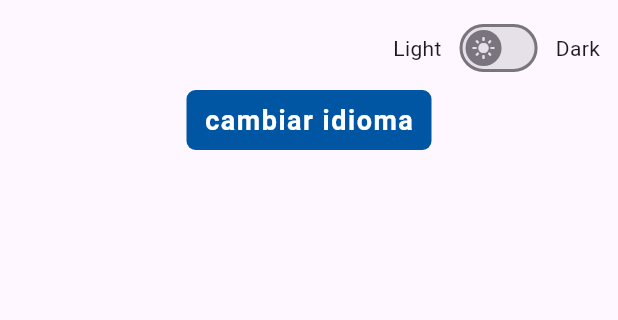
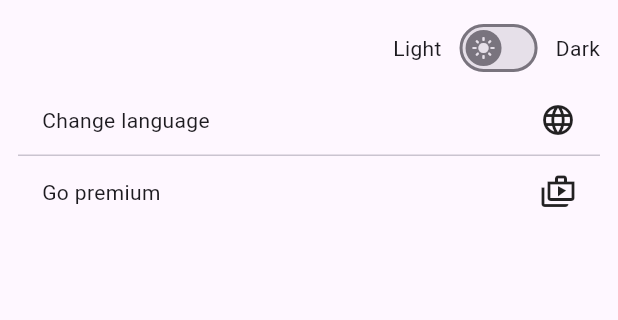
Before and after one commit to miguel-GF/qr_generator_awesome_app, a Flutter app: the screen it shows after launch, swiped to page 3, on a phone screen of 412 x 824 dp, the part 84-404 px from its top. Run offline on Flutter 3.47's test engine with Material 3 defaults, Android fonts, the phone set to English and light mode, and no system bars; our stand-ins replace dartz, equatable, flutter_colorpicker, font_awesome_flutter, get, lottie and 4 more; missing offline and left inert: bottom_bar, drop_down_list; accounts and stored records are empty.

Commit message:
feat(settings): Se completa acción para cambiar de idioma

```diff
--- /dev/null
+++ b/lib/core/constants/app_translations_keys/locale_countries_translations_keys.dart
@@ -0,0 +1,6 @@
+String prefix = 'localeCountries';
+
+class LocaleCountriesTranslationsKeys {
+  String nameMexico = '${prefix}NameMexico';
+  String nameUsa = '${prefix}NameUsa';
+}
--- /dev/null
+++ b/lib/core/constants/app_translations_keys/settings_translations_keys.dart
@@ -0,0 +1,7 @@
+String prefix = 'settings';
+
+class SettingsTranslationsKeys {
+  String nameLanguage = '${prefix}NameLanguage';
+  String namePurchase = '${prefix}NamePurchase';
+  String nameTitleChangeLanguage = '${prefix}NameTitleChangeLanguage';
+}
--- a/lib/core/l10n/l10n.dart
+++ b/lib/core/l10n/l10n.dart
@@ -3,6 +3,8 @@ import 'package:get/get.dart';
 import './qr_code/l10n_qr_code_create_step_one.dart';
 import './qr_code/l10n_qr_code_create_success.dart';
 import './qr_code/l10n_tab_favorite.dart';
+import './locale/l10n_locale_countries.dart';
+import './settings/l10n_settings.dart';
 
 class L10n extends Translations {
   @override
@@ -16,6 +18,8 @@ class L10n extends Translations {
           ...l10nQrCodeCreateStepOne['en_US']!,
           ...l10nQrCodeCreateSuccess['en_US']!,
           ...l10nTabFavorite['en_US']!,
+          ...l10nLocaleCountries['en_US']!,
+          ...l10nSettings['en_US']!,
         },
         'es_MX': {
           'titleHome': 'Qr Generator Awesome',
@@ -26,6 +30,8 @@ class L10n extends Translations {
           ...l10nQrCodeCreateStepOne['es_MX']!,
           ...l10nQrCodeCreateSuccess['es_MX']!,
           ...l10nTabFavorite['es_MX']!,
+          ...l10nLocaleCountries['es_MX']!,
+          ...l10nSettings['es_MX']!,
         },
       };
 }
--- /dev/null
+++ b/lib/core/l10n/locale/l10n_locale_countries.dart
@@ -0,0 +1,14 @@
+import '../../constants/app_translations_keys/locale_countries_translations_keys.dart';
+
+LocaleCountriesTranslationsKeys tk = LocaleCountriesTranslationsKeys();
+
+Map<String, Map<String, String>> l10nLocaleCountries = {
+  'en_US': {
+    tk.nameMexico: 'México',
+    tk.nameUsa: 'United States',
+  },
+  'es_MX': {
+    tk.nameMexico: 'México',
+    tk.nameUsa: 'Estados Unidos',
+  }
+};
--- /dev/null
+++ b/lib/core/l10n/settings/l10n_settings.dart
@@ -0,0 +1,16 @@
+import '../../constants/app_translations_keys/settings_translations_keys.dart';
+
+SettingsTranslationsKeys tk = SettingsTranslationsKeys();
+
+Map<String, Map<String, String>> l10nSettings = {
+  'en_US': {
+    tk.nameLanguage: 'Change language',
+    tk.namePurchase: 'Go premium',
+    tk.nameTitleChangeLanguage: 'Languages',
+  },
+  'es_MX': {
+    tk.nameLanguage: 'Cambiar idioma',
+    tk.namePurchase: 'Hacerse premium',
+    tk.nameTitleChangeLanguage: 'Idiomas',
+  }
+};
--- a/lib/screens/home/home_settings_widget.dart
+++ b/lib/screens/home/home_settings_widget.dart
@@ -1,12 +1,28 @@
 import 'package:flutter/material.dart';
-import '/core/utils/locale_util.dart';
+import 'package:get/get.dart';
+import '/core/constants/app_translations_keys/settings_translations_keys.dart';
 import '/widgets/home/switch_theme_widget.dart';
+import '/widgets/settings/setting_item_widget.dart';
 
 class HomeSettingsWidget extends StatelessWidget {
   const HomeSettingsWidget({super.key});
 
   @override
   Widget build(BuildContext context) {
+    SettingsTranslationsKeys trKey =
+        SettingsTranslationsKeys();
+    final List<Map<String, dynamic>> options = [
+      {
+        'title': trKey.nameLanguage.tr,
+        'icon': Icons.language_outlined,
+        'value': 'language',
+      },
+      {
+        'title': trKey.namePurchase.tr,
+        'icon': Icons.shop_two_outlined,
+        'value': 'purchase',
+      }
+    ];
     return Column(
       mainAxisAlignment: MainAxisAlignment.center,
       children: [
@@ -18,9 +34,23 @@ class HomeSettingsWidget extends StatelessWidget {
             ),
           ],
         ),
-        TextButton(
-          onPressed: () => LocaleUtil.changeLocale('en_US'),
-          child: const Text('cambiar idioma'),
+        ListView.separated(
+          shrinkWrap: true,
+          itemCount: options.length,
+          physics: const NeverScrollableScrollPhysics(),
+          itemBuilder: (context, index) {
+            final option = options[index];
+            return SettingItemWidget(
+              title: option['title'],
+              icon: option['icon'],
+              value: option['value'],
+            );
+          },
+          separatorBuilder: (context, index) {
+            return const Divider(
+              height: 0,
+            );
+          },
         ),
       ],
     );
--- /dev/null
+++ b/lib/widgets/settings/setting_item_widget.dart
@@ -0,0 +1,73 @@
+import 'package:flutter/material.dart';
+import 'package:drop_down_list/drop_down_list.dart';
+import 'package:drop_down_list/model/selected_list_item.dart';
+import 'package:get/get.dart';
+import 'package:qr_awesome_generator/core/utils/locale_util.dart';
+
+import '../../core/constants/app_translations_keys/settings_translations_keys.dart';
+
+class SettingItemWidget extends StatefulWidget {
+  const SettingItemWidget({
+    super.key,
+    required this.title,
+    required this.icon,
+    required this.value,
+  });
+  final String title;
+  final IconData icon;
+  final String value;
+
+  @override
+  State<SettingItemWidget> createState() => _SettingItemWidgetState();
+}
+
+class _SettingItemWidgetState extends State<SettingItemWidget> {
+  SettingsTranslationsKeys trKey = SettingsTranslationsKeys();
+  void onOptionTap() {
+    if (widget.value == 'language') {
+      DropDownState(
+        dropDown: DropDown(
+          bottomSheetTitle: Text(
+            trKey.nameTitleChangeLanguage.tr,
+            style: const TextStyle(
+              fontWeight: FontWeight.bold,
+              fontSize: 20.0,
+            ),
+          ),
+          // submitButtonText: 'Save',
+          // clearButtonText: 'Clear',
+          data: LocaleUtil.getCountries(),
+          onSelected: (List<dynamic> selectedList) {
+            for (var item in selectedList) {
+              if (item is SelectedListItem) {
+                LocaleUtil.changeLocale(item.value!);
+              }
+            }
+          },
+          maxSelectedItems: 1,
+          isSearchVisible: false,
+        ),
+      ).showModal(Get.context!);
+    } else {
+
+    }
+  }
+
+  @override
+  Widget build(BuildContext context) {
+    return InkWell(
+      onTap: onOptionTap,
+      child: Padding(
+        padding: const EdgeInsets.symmetric(horizontal: 16.0, vertical: 12),
+        child: Row(
+          children: [
+            Expanded(
+              child: Text(widget.title),
+            ),
+            Icon(widget.icon),
+          ],
+        ),
+      ),
+    );
+  }
+}
--- a/pubspec.yaml
+++ b/pubspec.yaml
@@ -37,6 +37,7 @@ dependencies:
   flutter_colorpicker: ^1.1.0
   nanoid: ^1.0.0
   path: ^1.9.0
+  drop_down_list: ^1.0.0
 
 dev_dependencies:
   flutter_test:
```
Also changed, not shown: lib/core/utils/locale_util.dart (+33 -0 lines), pubspec.lock.
